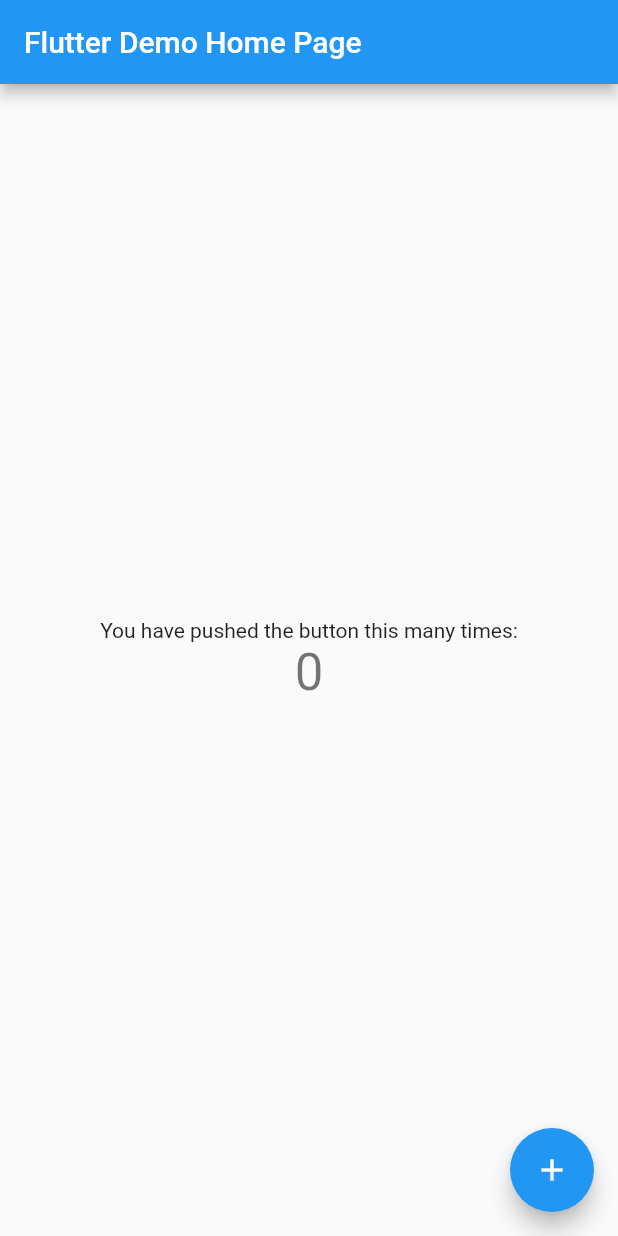
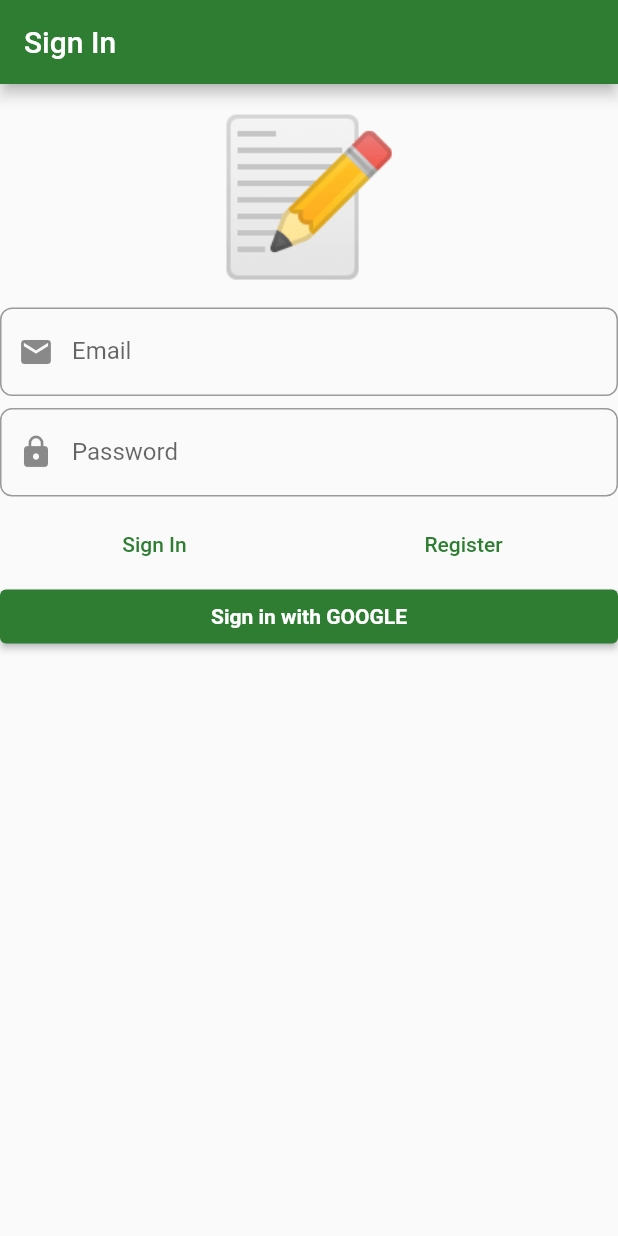
Before and after one commit to Numka/DDD_app, a Flutter app: the screen it shows after launch, on a phone screen of 412 x 824 dp. Run offline on Flutter 3.47's test engine with Material 2 defaults, Android fonts, the phone set to English and light mode, and no system bars; our stand-ins replace bloc, dartz, firebase_auth, firebase_core, flutter_bloc, freezed_annotation and 3 more; accounts and stored records are empty.

Commit message:
Added SignIn page

```diff
--- a/lib/domain/core/value_validators.dart
+++ b/lib/domain/core/value_validators.dart
@@ -14,6 +14,6 @@ Either<ValueFailure<String>, String> validatePassword(String input) {
   if (input.length >= 6) {
     return right(input);
   } else {
-    return left(ValueFailure<String>.invalidEmail(failedValue: input));
+    return left(ValueFailure<String>.shortPassword(failedValue: input));
   }
 }
--- a/lib/main.dart
+++ b/lib/main.dart
@@ -1,71 +1,13 @@
+import 'package:firebase_core/firebase_core.dart';
 import 'package:flutter/material.dart';
 import 'package:injectable/injectable.dart';
 
 import 'injection.dart';
+import 'presentation/core/app_widget.dart';
 
-void main() {
+void main() async {
   configureInjection(Environment.prod);
-  runApp(const MyApp());
+  WidgetsFlutterBinding.ensureInitialized();
+  await Firebase.initializeApp();
+  runApp(AppWidget());
 }
-
-class MyApp extends StatelessWidget {
-  const MyApp({super.key});
-
-  @override
-  Widget build(BuildContext context) {
-    return MaterialApp(
-      title: 'Flutter Demo',
-      theme: ThemeData(
-        primarySwatch: Colors.blue,
-      ),
-      home: const MyHomePage(title: 'Flutter Demo Home Page'),
-    );
-  }
-}
-
-class MyHomePage extends StatefulWidget {
-  const MyHomePage({super.key, required this.title});
-
-  final String title;
-
-  @override
-  State<MyHomePage> createState() => _MyHomePageState();
-}
-
-class _MyHomePageState extends State<MyHomePage> {
-  int _counter = 0;
-
-  void _incrementCounter() {
-    setState(() {
-      _counter++;
-    });
-  }
-
-  @override
-  Widget build(BuildContext context) {
-    return Scaffold(
-      appBar: AppBar(
-        title: Text(widget.title),
-      ),
-      body: Center(
-        child: Column(
-          mainAxisAlignment: MainAxisAlignment.center,
-          children: <Widget>[
-            const Text(
-              'You have pushed the button this many times:',
-            ),
-            Text(
-              '$_counter',
-              style: Theme.of(context).textTheme.headlineMedium,
-            ),
-          ],
-        ),
-      ),
-      floatingActionButton: FloatingActionButton(
-        onPressed: _incrementCounter,
-        tooltip: 'Increment',
-        child: const Icon(Icons.add),
-      ),
-    );
-  }
-}
--- /dev/null
+++ b/lib/presentation/core/app_widget.dart
@@ -0,0 +1,27 @@
+import 'package:flutter/material.dart';
+
+import '../sign_in/sign_in_page.dart';
+
+class AppWidget extends StatelessWidget {
+  const AppWidget({super.key});
+
+  @override
+  Widget build(BuildContext context) {
+    return MaterialApp(
+      title: 'Notes',
+      home: SignInPage(),
+      debugShowCheckedModeBanner: false,
+      theme: ThemeData.light().copyWith(
+        colorScheme: ThemeData().colorScheme.copyWith(
+              primary: Colors.green[800],
+              secondary: Colors.blueAccent,
+            ),
+        inputDecorationTheme: InputDecorationTheme(
+          border: OutlineInputBorder(
+            borderRadius: BorderRadius.circular(8),
+          ),
+        ),
+      ),
+    );
+  }
+}
--- /dev/null
+++ b/lib/presentation/sign_in/sign_in_page.dart
@@ -0,0 +1,25 @@
+import 'package:dddapplication/injection.dart';
+import 'package:flutter/material.dart';
+import 'package:flutter/src/widgets/framework.dart';
+import 'package:flutter/src/widgets/placeholder.dart';
+import 'package:flutter_bloc/flutter_bloc.dart';
+
+import '../../application/auth/sign_in_form/sign_in_form_bloc.dart';
+import 'widgets/sign_in_form.dart';
+
+class SignInPage extends StatelessWidget {
+  const SignInPage({super.key});
+
+  @override
+  Widget build(BuildContext context) {
+    return Scaffold(
+      appBar: AppBar(
+        title: const Text('Sign In'),
+      ),
+      body: BlocProvider(
+        create: (BuildContext context) => getIt<SignInFormBloc>(),
+        child: SignInForm(),
+      ),
+    );
+  }
+}
--- /dev/null
+++ b/lib/presentation/sign_in/widgets/sign_in_form.dart
@@ -0,0 +1,117 @@
+import 'package:flutter/material.dart';
+import 'package:flutter_bloc/flutter_bloc.dart';
+
+import '../../../application/auth/sign_in_form/sign_in_form_bloc.dart';
+
+class SignInForm extends StatelessWidget {
+  const SignInForm({super.key});
+
+  @override
+  Widget build(BuildContext context) {
+    return BlocConsumer<SignInFormBloc, SignInFormState>(
+      listener: (BuildContext context, SignInFormState state) {},
+      builder: (BuildContext context, SignInFormState state) {
+        return Form(
+          autovalidateMode: AutovalidateMode.onUserInteraction,
+          child: ListView(
+            children: [
+              const SizedBox(height: 16),
+              const Text(
+                '📝',
+                textAlign: TextAlign.center,
+                style: TextStyle(fontSize: 100),
+              ),
+              const SizedBox(height: 16),
+              TextFormField(
+                decoration: const InputDecoration(
+                  prefixIcon: Icon(
+                    Icons.email,
+                  ),
+                  labelText: 'Email',
+                ),
+                autocorrect: false,
+                onChanged: (value) => context
+                    .read<SignInFormBloc>()
+                    .add(SignInFormEvent.emailChanged(value)),
+                validator: (_) => context
+                    .read<SignInFormBloc>()
+                    .state
+                    .emailAddress
+                    .value
+                    .fold(
+                      (f) => f.maybeMap(
+                        invalidEmail: (_) => 'Invalid Email',
+                        orElse: () => null,
+                      ),
+                      (_) => null,
+                    ),
+              ),
+              const SizedBox(height: 8),
+              TextFormField(
+                decoration: const InputDecoration(
+                  prefixIcon: Icon(
+                    Icons.lock,
+                  ),
+                  labelText: 'Password',
+                ),
+                autocorrect: false,
+                obscureText: true,
+                onChanged: (value) => context
+                    .read<SignInFormBloc>()
+                    .add(SignInFormEvent.passwordChanged(value)),
+                validator: (_) =>
+                    context.read<SignInFormBloc>().state.password.value.fold(
+                          (f) => f.maybeMap(
+                            shortPassword: (_) => 'Short Password',
+                            orElse: () => null,
+                          ),
+                          (_) => null,
+                        ),
+              ),
+              const SizedBox(height: 8),
+              Row(
+                children: [
+                  Expanded(
+                    child: TextButton(
+                      onPressed: () {
+                        context.read<SignInFormBloc>().add(const SignInFormEvent
+                            .signInWithEmailAndPwdPressed());
+                      },
+                      child: const Text('Sign In'),
+                    ),
+                  ),
+                  Expanded(
+                    child: TextButton(
+                      onPressed: () {
+                        context.read<SignInFormBloc>().add(const SignInFormEvent
+                            .registerWithEmailAndPwdPressed());
+                      },
+                      child: const Text('Register'),
+                    ),
+                  ),
+                ],
+              ),
+              ElevatedButton(
+                onPressed: () {
+                  context
+                      .read<SignInFormBloc>()
+                      .add(const SignInFormEvent.signInWithGooglePressed());
+                },
+                style: ButtonStyle(
+                  foregroundColor: MaterialStateProperty.all(Colors.lightBlue),
+                ),
+                child: const Text(
+                  'Sign in with GOOGLE',
+                  style: TextStyle(
+                    color: Colors.white,
+                    fontWeight: FontWeight.bold,
+                  ),
+                ),
+              ),
+            ],
+          ),
+        );
+      },
+    );
+  }
+}
--- a/pubspec.yaml
+++ b/pubspec.yaml
@@ -40,6 +40,7 @@ dependencies:
   google_sign_in: ^6.1.0
   get_it: ^7.5.0
   injectable: ^2.1.1
+  flutter_bloc: ^8.1.2
 
 dev_dependencies:
   flutter_test:
```
Also changed, not shown: pubspec.lock.
